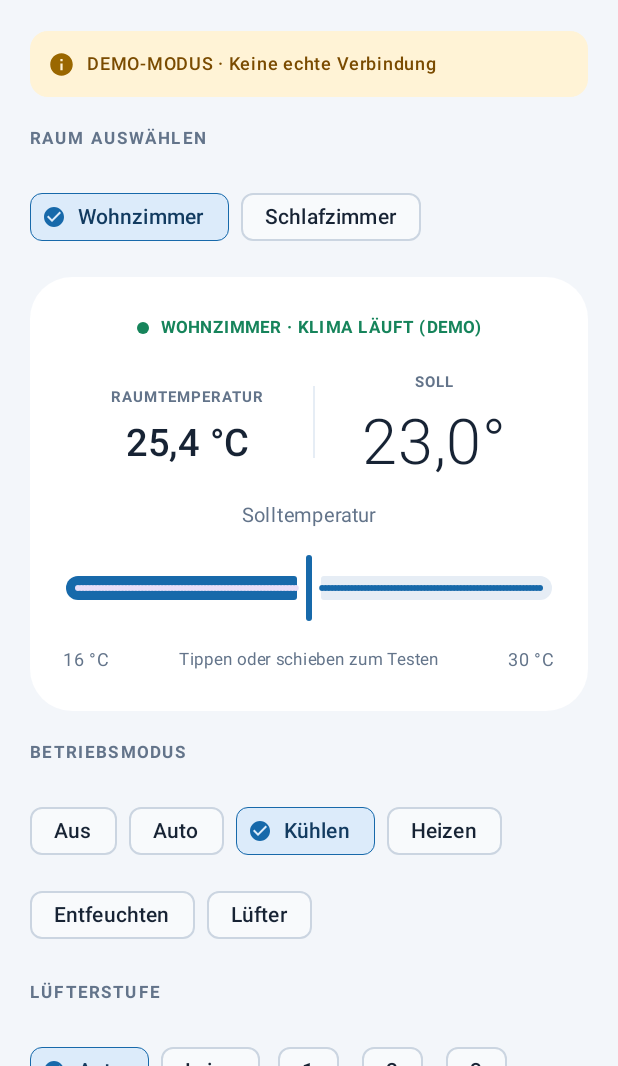
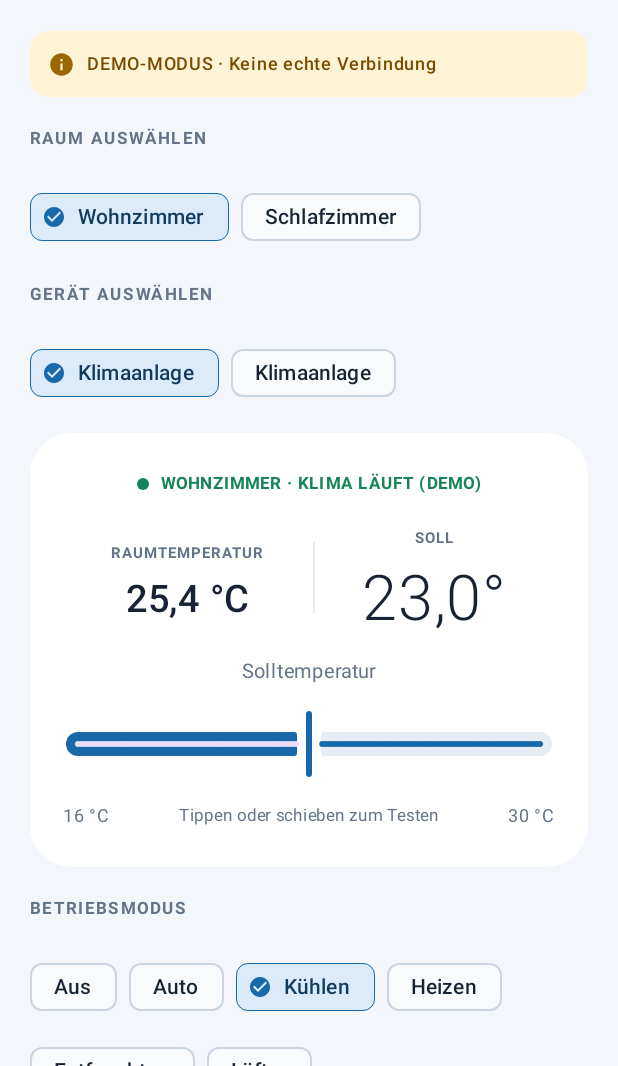
Before and after one commit to Apropo1710/KlimaPilot, an Android app built with Jetpack Compose: the screen it shows after launch (MainActivity), after a tap on "Wohnzimmer", on a phone screen of 412 x 824 dp, the part 170-1236 px from its top. Run offline under Robolectric (Android 15) with nearby library versions, the phone set to English and light mode, and no system bars.

Commit message:
Fix cross-room swiping, update checks and APK filename

```diff
--- a/app/build.gradle.kts
+++ b/app/build.gradle.kts
@@ -12,8 +12,8 @@ android {
         applicationId = "de.klimapilot.app"
         minSdk = 26
         targetSdk = 35
-        versionCode = 15
-        versionName = "0.2.5"
+        versionCode = 16
+        versionName = "0.2.6"
     }
 
     signingConfigs {
--- a/app/src/main/java/de/klimapilot/app/MainActivity.kt
+++ b/app/src/main/java/de/klimapilot/app/MainActivity.kt
@@ -121,9 +121,10 @@ private fun KlimaPilotApp(appVersion: String) {
     } }
     fun saveData() { prefs.edit().putStringSet("rooms",rooms.toSet()).putString("devices",org.json.JSONArray().apply { devices.forEach { put(org.json.JSONObject().put("id",it.id).put("name",it.name).put("room",it.room).put("adapterKey",it.adapterKey).put("adapterInstance",it.adapterInstance).put("rootObjectId",it.rootObjectId).put("mappings",org.json.JSONObject(it.mappings)).put("model",it.model)) } }.toString()).apply() }
     var selectedRoom by remember { mutableStateOf(rooms.firstOrNull() ?: "Wohnzimmer") }
-    var selectedDeviceId by remember(selectedRoom) { mutableStateOf(devices.firstOrNull { it.room == selectedRoom }?.id ?: "") }
-    val roomDevices = devices.filter { it.room == selectedRoom }
-    val selectedDevice = roomDevices.firstOrNull { it.id == selectedDeviceId } ?: roomDevices.firstOrNull()
+    var selectedDeviceId by remember { mutableStateOf(devices.firstOrNull { it.room == selectedRoom }?.id ?: devices.firstOrNull()?.id ?: "") }
+    val selectedDevice = devices.firstOrNull { it.id == selectedDeviceId }
+        ?: devices.firstOrNull { it.room == selectedRoom }
+    val allDevices = devices.toList()
     val roomStates = remember { mutableStateMapOf("Wohnzimmer" to DemoRoomState("25,4 °C",true,23f,"Kühlen","Auto"),"Schlafzimmer" to DemoRoomState("22,1 °C",false,21f,"Aus","Leise")) }
     var showManager by remember { mutableStateOf(false) }
     BackHandler(enabled = showSettings || showManager) { if(showManager) showManager=false else showSettings=false }
@@ -148,14 +149,24 @@ private fun KlimaPilotApp(appVersion: String) {
         MainScreen(
             selectedRoom = selectedRoom,
             rooms = rooms,
-            onRoomSelect = { selectedRoom = it },
+            onRoomSelect = { roomName ->
+                selectedRoom = roomName
+                selectedDeviceId = devices.firstOrNull { it.room == roomName }?.id ?: ""
+            },
             roomTemperature = room.roomTemperature,
-            devicesInRoom = roomDevices,
+            devicesInRoom = allDevices,
             selectedDeviceId = selectedDevice?.id ?: "",
-            onDeviceSelect = { selectedDeviceId = it },
+            onDeviceSelect = { deviceId ->
+                selectedDeviceId = deviceId
+                devices.firstOrNull { it.id == deviceId }?.let { selectedRoom = it.room }
+            },
             onDeviceSwipe = { direction ->
-                val current = roomDevices.indexOfFirst { it.id == selectedDevice?.id }.coerceAtLeast(0)
-                if (roomDevices.isNotEmpty()) selectedDeviceId = roomDevices[(current + direction + roomDevices.size) % roomDevices.size].id
+                val current = allDevices.indexOfFirst { it.id == selectedDevice?.id }.coerceAtLeast(0)
+                if (allDevices.size > 1) {
+                    val nextDevice = allDevices[(current + direction + allDevices.size) % allDevices.size]
+                    selectedDeviceId = nextDevice.id
+                    selectedRoom = nextDevice.room
+                }
             },
             deviceManufacturer = selectedDevice?.let { device -> AdapterProfiles.all.firstOrNull { it.key == device.adapterKey }?.title?.takeUnless { it.startsWith("Universell") } ?: "Klimaanlage" } ?: "Kein Gerät zugeordnet",
             deviceModel = selectedDevice?.model?.takeIf { it.isNotBlank() } ?: "Modell nicht hinterlegt",
```
Also changed, not shown: app/src/main/java/de/klimapilot/app/UpdateManager.kt (+15 -7 lines), 1 other file.
